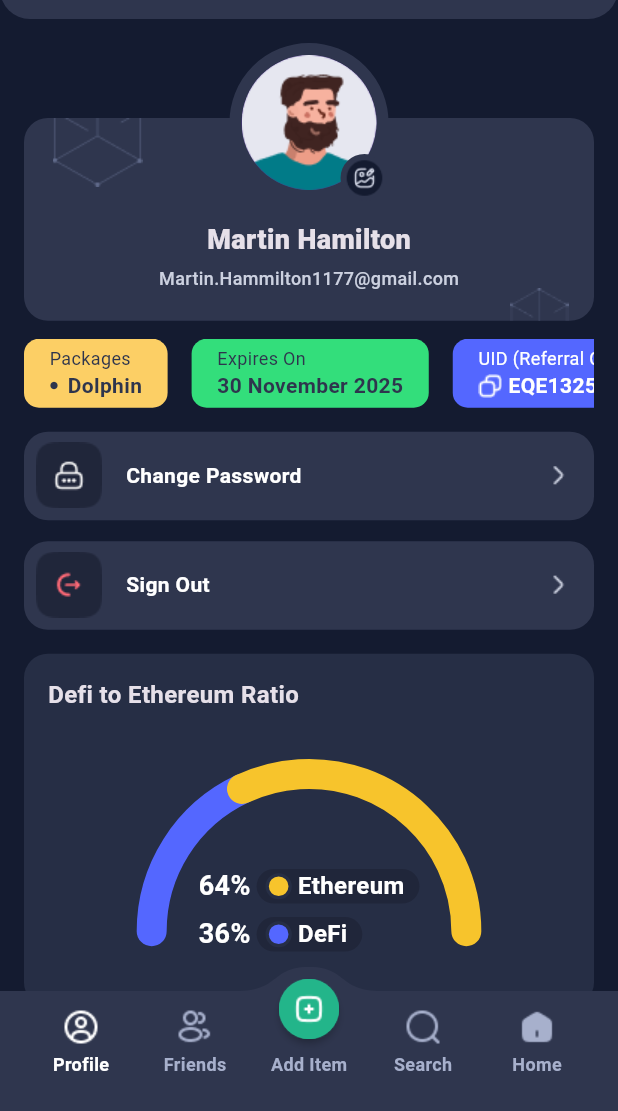
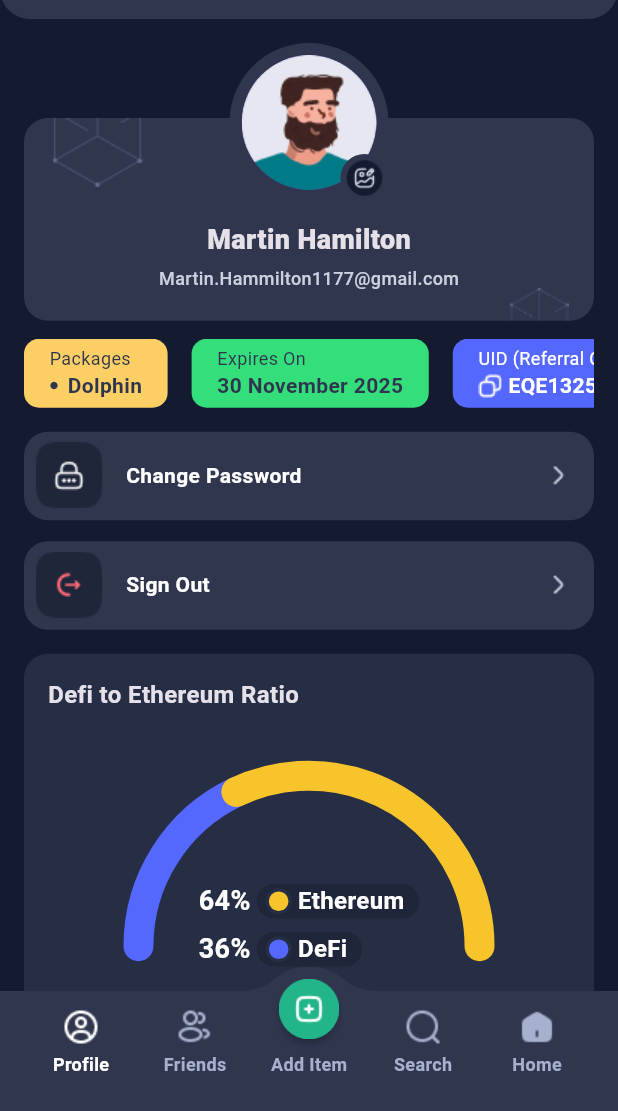
Before and after one commit to amirhosseinghanipour/donget, a Flutter app: the screen it shows after launch, on a phone screen of 412 x 824 dp, the part 125-1236 px from its top. Run offline on Flutter 3.47's test engine with Material 3 defaults, Android fonts, the phone set to English and light mode, and no system bars.

Commit message:
update gauge chart dimensions

```diff
--- a/lib/main.dart
+++ b/lib/main.dart
@@ -281,21 +281,21 @@ class _ProfilePageState extends State<ProfilePage> {
                               style: TextStyle(
                                   fontWeight: FontWeight.w700, fontSize: 16)),
                         ),
-                        const SizedBox(height: 80),
+                        const SizedBox(height: 90),
 
-                        Padding(
-                          padding: const EdgeInsets.symmetric(horizontal: 65.12),
+                        Center(
                           child: Stack(
                             alignment: Alignment.center,
                             children: [
                               SizedBox(
+                                width: 267.37,
                                 height: 100,
                                 child: CustomPaint(
                                   painter: GaugeChartPainter(
                                     defiPercentage: 36,
                                     ethereumPercentage: 64,
                                   ),
-                                  size: Size.infinite,
+                                  size: const Size(267.37, 100),
                                 ),
                               ),
                               Positioned(
```
